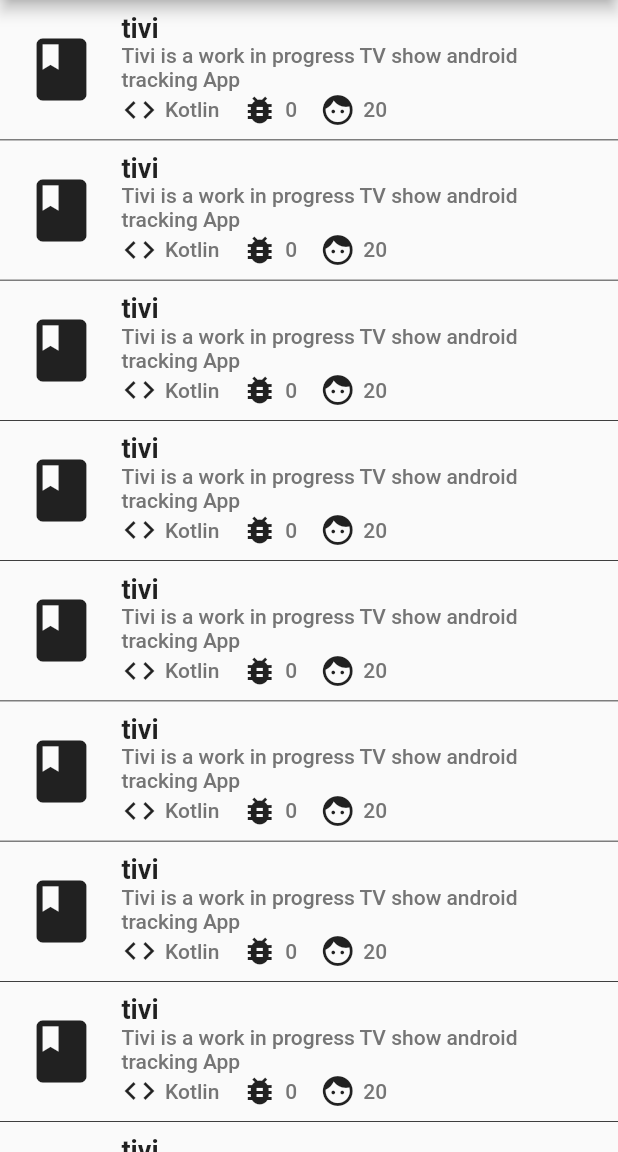
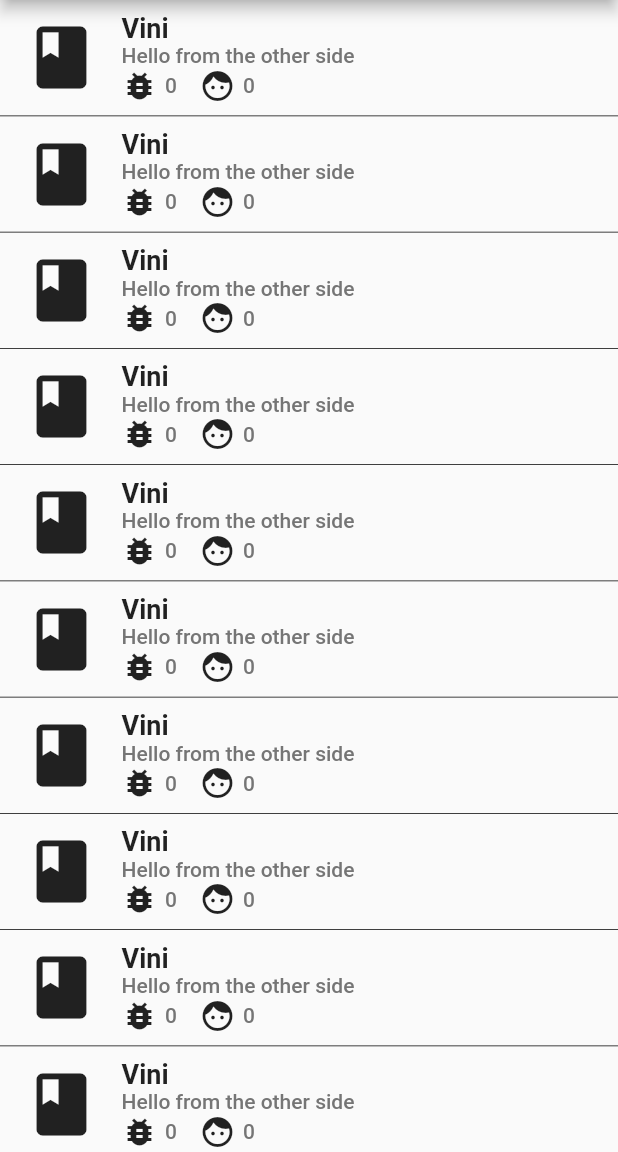
Before and after one commit to hoenkava/JakesApp, a Flutter app: the screen it shows after launch, on a phone screen of 412 x 824 dp, the part 84-1236 px from its top. Run offline on Flutter 3.47's test engine with Material 2 defaults, Android fonts, the phone set to English and light mode, and no system bars.

Commit message:
Add Repository Model to Repo Tile

```diff
--- a/lib/screens/home.dart
+++ b/lib/screens/home.dart
@@ -1,9 +1,15 @@
+import 'package:assignment/models/repository.dart';
 import 'package:assignment/widgets/repo_tile.dart';
 import 'package:flutter/material.dart';
 
-class HomeScreen extends StatelessWidget {
+class HomeScreen extends StatefulWidget {
   const HomeScreen({Key? key}) : super(key: key);
 
+  @override
+  State<HomeScreen> createState() => _HomeScreenState();
+}
+
+class _HomeScreenState extends State<HomeScreen> {
   @override
   Widget build(BuildContext context) {
     return Scaffold(
@@ -12,7 +18,10 @@ class HomeScreen extends StatelessWidget {
       ),
       body: ListView.builder(
         itemBuilder: (context, index) {
-          return RepoTile();
+          return RepoTile(
+            repository: Repository(
+                name: 'Vini', description: 'Hello from the other side'),
+          );
         },
       ),
     );
--- a/lib/widgets/repo_tile.dart
+++ b/lib/widgets/repo_tile.dart
@@ -1,7 +1,9 @@
+import 'package:assignment/models/repository.dart';
 import 'package:flutter/material.dart';
 
 class RepoTile extends StatelessWidget {
-  const RepoTile({Key? key}) : super(key: key);
+  final Repository repository;
+  const RepoTile({required this.repository, Key? key}) : super(key: key);
 
   @override
   Widget build(BuildContext context) {
@@ -32,34 +34,37 @@ class RepoTile extends StatelessWidget {
               crossAxisAlignment: CrossAxisAlignment.start,
               children: [
                 Text(
-                  'tivi',
+                  repository.name,
                   style: TextStyle(fontSize: 18, fontWeight: FontWeight.w600),
                 ),
                 Text(
-                  'Tivi is a work in progress TV show android tracking App',
+                  repository.description,
                   style: TextStyle(
                       color: Colors.grey[600], fontWeight: FontWeight.w500),
                 ),
                 Row(
                   children: [
+                    if (repository.language != null) ...[
                       Icon(Icons.code),
                       SizedBox(
                         width: 5.0,
                       ),
                       Text(
-                      'Kotlin',
+                        repository.language.toString(),
                         style: TextStyle(
-                          color: Colors.grey[600], fontWeight: FontWeight.w500),
+                            color: Colors.grey[600],
+                            fontWeight: FontWeight.w500),
                       ),
                       SizedBox(
                         width: 15.0,
                       ),
+                    ],
                     Icon(Icons.bug_report),
                     SizedBox(
                       width: 5.0,
                     ),
                     Text(
-                      '0',
+                      repository.issues.toString(),
                       style: TextStyle(
                           color: Colors.grey[600], fontWeight: FontWeight.w500),
                     ),
@@ -71,7 +76,7 @@ class RepoTile extends StatelessWidget {
                       width: 5.0,
                     ),
                     Text(
-                      '20',
+                      repository.people.toString(),
                       style: TextStyle(
                           color: Colors.grey[600], fontWeight: FontWeight.w500),
                     ),
```
Lines whose indentation alone changed are shown as unchanged.
